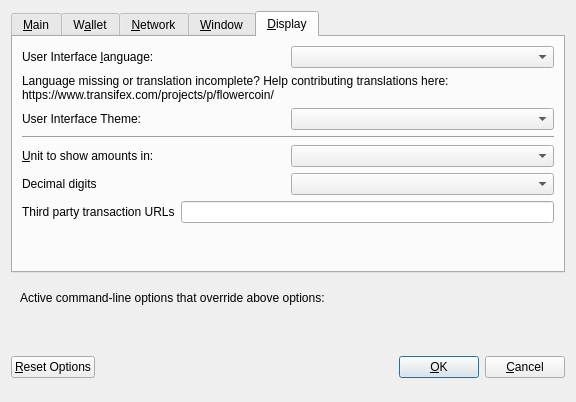
Above: src/qt/forms/optionsdialog.ui from FactorBackup/factor-1 before the change. Below: the same form after it.
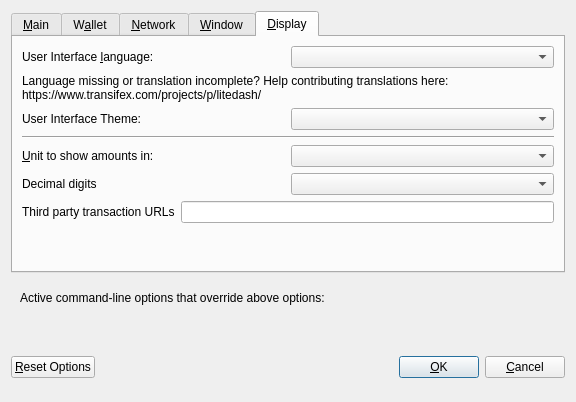
That is the form after the change. The open tabs and pages were chosen to show the change. Custom widgets are drawn as their Qt base class.

The edit to the form file:
```diff
--- a/src/qt/forms/optionsdialog.ui
+++ b/src/qt/forms/optionsdialog.ui
@@ -466,7 +466,7 @@
          </property>
          <property name="text">
           <string>Language missing or translation incomplete? Help contributing translations here:
-https://www.transifex.com/projects/p/flowercoin/</string>
+https://www.transifex.com/projects/p/litedash/</string>
          </property>
          <property name="wordWrap">
           <bool>true</bool>
```
